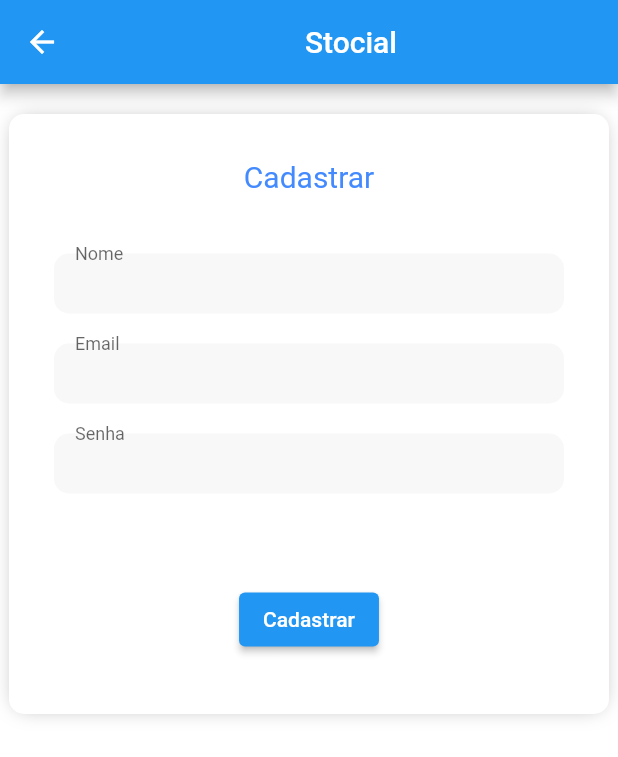
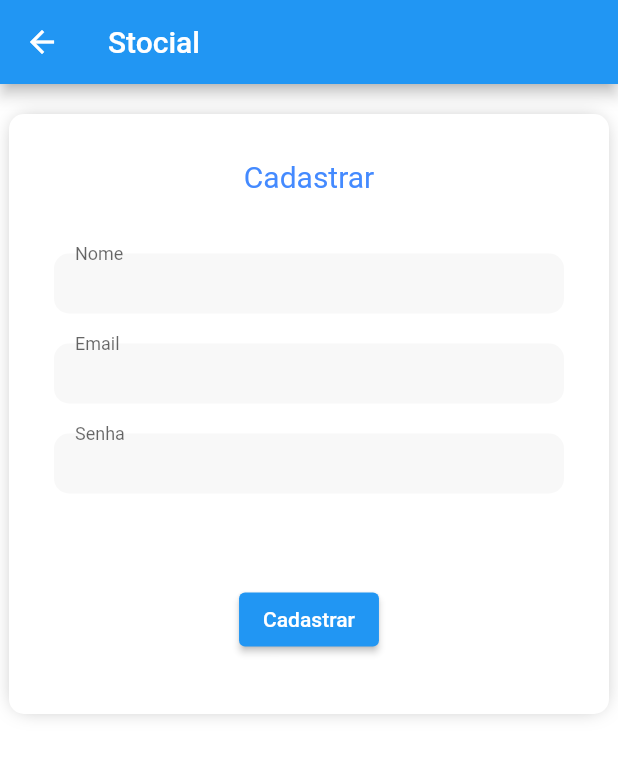
Before and after one commit to vini2001/stocial, a Flutter app: the screen it shows after launch, after a tap on "Cadastrar", on a phone screen of 412 x 824 dp. Shown: the top 757 px of the screen. Run offline on Flutter 3.47's test engine with Material 2 defaults, Android fonts, the light colour scheme and no system bars; our stand-ins replace cloud_firestore, cloud_functions, firebase_auth, firebase_core, flutter_secure_storage, webview_flutter; accounts and stored records are empty.

Commit message:
stocial scaffold removed

```diff
--- a/lib/login_screen.dart
+++ b/lib/login_screen.dart
@@ -3,13 +3,13 @@ import 'package:cloud_firestore/cloud_firestore.dart';
 import 'package:firebase_auth/firebase_auth.dart';
 import 'package:flutter/cupertino.dart';
 import 'package:flutter/material.dart';
-import 'package:stocial/stocial_scaffold.dart';
 import 'package:stocial/widgets/stocial_text_field.dart';
 import 'package:stocial/collections.dart';
 import 'package:stocial/main.dart';
 import 'package:stocial/user.dart';
 import 'package:stocial/wallet_screen.dart';
 
+import 'base_state.dart';
 import 'constants/routes.dart';
 import 'signup_screen.dart';
 
@@ -21,7 +21,7 @@ class LoginScreen extends StatefulWidget {
 
 }
 
-class LoginState extends State<LoginScreen> {
+class LoginState extends BaseState<LoginScreen> {
 
   @override
   void initState() {
@@ -48,8 +48,8 @@ class LoginState extends State<LoginScreen> {
 
   @override
   Widget build(BuildContext context) {
-    return StocialScaffold(
-      title: 'Stocial',
+    return Scaffold(
+      appBar: AppBar(title: Text('Stocial'),),
       body: Container(
         color: Colors.white,
         width: double.infinity,
--- a/lib/signup_screen.dart
+++ b/lib/signup_screen.dart
@@ -3,10 +3,11 @@ import 'package:firebase_auth/firebase_auth.dart';
 import 'package:firebase_core/firebase_core.dart';
 import 'package:flutter/cupertino.dart';
 import 'package:flutter/material.dart';
-import 'package:stocial/stocial_scaffold.dart';
+
 import 'package:stocial/collections.dart';
 import 'package:stocial/main.dart';
 
+import 'base_state.dart';
 import 'widgets/stocial_text_field.dart';
 
 class SignUpScreen extends StatefulWidget {
@@ -17,7 +18,7 @@ class SignUpScreen extends StatefulWidget {
 
 }
 
-class SignUpState extends State<SignUpScreen> {
+class SignUpState extends BaseState<SignUpScreen> {
 
 
   TextEditingController emailController = TextEditingController();
@@ -31,8 +32,8 @@ class SignUpState extends State<SignUpScreen> {
 
   @override
   Widget build(BuildContext context) {
-    return StocialScaffold(
-      title: 'Stocial',
+    return Scaffold(
+      appBar: AppBar(title: Text('Stocial'),),
       body: Container(
         color: Colors.white,
         width: double.infinity,
--- a/lib/splash_screen.dart
+++ b/lib/splash_screen.dart
@@ -4,7 +4,7 @@ import 'package:firebase_auth/firebase_auth.dart';
 import 'package:firebase_core/firebase_core.dart';
 import 'package:flutter/cupertino.dart';
 import 'package:flutter/material.dart';
-import 'package:stocial/stocial_scaffold.dart';
+
 import 'package:stocial/widgets/stocial_text_field.dart';
 import 'package:stocial/collections.dart';
 import 'package:stocial/login_screen.dart';
--- a/lib/stocial_scaffold.dart
+++ /dev/null
@@ -1,36 +0,0 @@
-
-import 'package:flutter/material.dart';
-
-class StocialScaffold extends StatefulWidget{
-
-  final Widget body;
-  final String title;
-  Widget? sideWidget;
-
-  StocialScaffold({required this.body, this.title = 'Stocial', this.sideWidget});
-
-  @override
-  State<StatefulWidget> createState() => ScaffoldState();
-}
-
-class ScaffoldState extends State<StocialScaffold> {
-  @override
-  Widget build(BuildContext context) {
-    return Scaffold(
-      appBar: AppBar(
-        title: Stack(
-          children: [
-            Container(
-              alignment: Alignment.center,
-              width: double.infinity,
-              child: Text(widget.title),
-            ),
-            if(widget.sideWidget != null) widget.sideWidget!
-          ],
-        ),
-      ),
-      body: widget.body,
-    );
-  }
-
-}
--- a/lib/td_ameritrade_consumer_key_screen.dart
+++ b/lib/td_ameritrade_consumer_key_screen.dart
@@ -4,7 +4,7 @@ import 'package:firebase_auth/firebase_auth.dart';
 import 'package:flutter/cupertino.dart';
 import 'package:flutter/material.dart';
 import 'package:flutter_secure_storage/flutter_secure_storage.dart';
-import 'package:stocial/stocial_scaffold.dart';
+
 import 'package:stocial/base_state.dart';
 import 'package:stocial/constants/constants.dart';
 import 'package:stocial/widgets/stocial_text_field.dart';
@@ -41,8 +41,8 @@ class TDAmeritradeConsumerKeyState extends BaseState<TDAmeritradeConsumerKeyScre
 
   @override
   Widget build(BuildContext context) {
-    return StocialScaffold(
-      title: 'Stocial',
+    return Scaffold(
+      appBar: AppBar(title: Text('Stocial'),),
       body: Container(
         padding: EdgeInsets.all(30),
         child: Center(
--- a/lib/td_ameritrade_screen.dart
+++ b/lib/td_ameritrade_screen.dart
@@ -4,7 +4,7 @@ import 'package:cloud_firestore/cloud_firestore.dart';
 import 'package:flutter/cupertino.dart';
 import 'package:flutter/material.dart';
 import 'package:flutter_secure_storage/flutter_secure_storage.dart';
-import 'package:stocial/stocial_scaffold.dart';
+
 import 'package:stocial/collections.dart';
 import 'package:stocial/main.dart';
 import 'package:stocial/user.dart';
@@ -43,8 +43,8 @@ class TDAmeritradeState extends BaseState<TDAmeritradeScreen> {
 
   @override
   Widget build(BuildContext context) {
-    return StocialScaffold(
-      title: 'Stocial',
+    return Scaffold(
+      appBar: AppBar(title: Text('Stocial'),),
       body: Container(
         child: !showWebView ? StocialLoading(label: AppStrings.loading) : WebView(
           initialUrl: Urls.tdAmeritrade.authenticate(consumerKey: widget.consumerKey),
```
Also changed, not shown: lib/wallet_screen.dart (+17 -5 lines), 1 other file.
